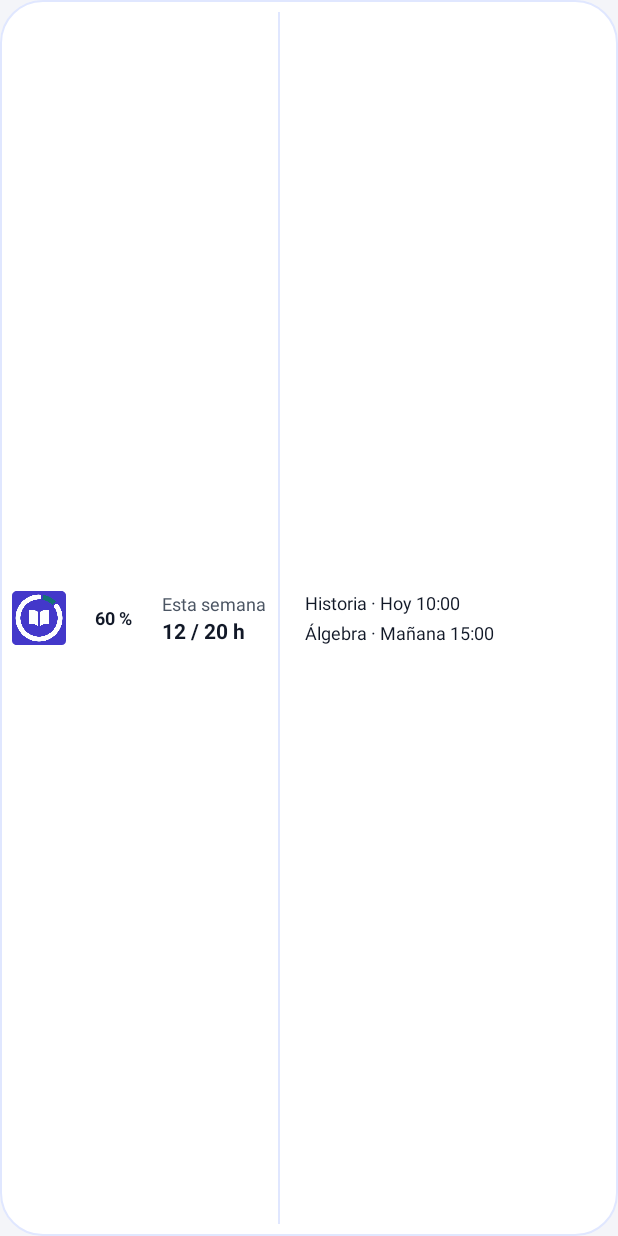
After one commit to jhoel0521/studyplan, an Android app: the layout widget_progreso_1x4.xml on its own in the app's theme, with its tools: preview values and no code run, on a phone screen of 412 x 824 dp. The commit adds this screen. Run offline under Robolectric (Android 15) with nearby library versions, the phone set to English and light mode, and no system bars.

Commit message:
feat(HU-05): widget de progreso semanal 1x4
Proveedor del widget (logo, meta semanal y 2 próximas materias), anillo dibujado en Bitmap, observador de Room que lo refresca y receptor en el manifiesto. Tocarlo abre Inicio. RNF-19.

```diff
--- a/app/src/main/java/io/github/jhoel0521/studyplan/adapter/in/ui/StudyPlanApplication.java
+++ b/app/src/main/java/io/github/jhoel0521/studyplan/adapter/in/ui/StudyPlanApplication.java
@@ -128,6 +128,8 @@ import io.github.jhoel0521.studyplan.application.service.configuracion.SesionBlo
 import io.github.jhoel0521.studyplan.application.service.sesiones.VencerSesionesPendientesService;
 import io.github.jhoel0521.studyplan.domain.entity.Ajustes;
 import io.github.jhoel0521.studyplan.adapter.in.ui.calendario.PreferenciaVistaCalendario;
+import io.github.jhoel0521.studyplan.adapter.in.ui.configuracion.ObservadorProgresoWidget;
+import io.github.jhoel0521.studyplan.adapter.in.ui.configuracion.WidgetProgresoProvider;
 import io.github.jhoel0521.studyplan.adapter.in.ui.comun.AplicadorApariencia;
 import io.github.jhoel0521.studyplan.adapter.in.ui.comun.ContadorActividades;
 import io.github.jhoel0521.studyplan.adapter.in.ui.tecnicas.NotificadorSesion;
@@ -221,6 +223,8 @@ public class StudyPlanApplication extends Application {
     private void componer() {
         ejecutor = Executors.newSingleThreadExecutor();
         StudyPlanDatabase base = StudyPlanDatabase.abrir(this);
+        base.getInvalidationTracker().addObserver(
+                new ObservadorProgresoWidget(ejecutor, () -> WidgetProgresoProvider.refrescarTodos(this)));
         PerfilRepositoryRoom perfiles = new PerfilRepositoryRoom(base.perfilDao());
         AjustesRepositoryRoom ajustes = new AjustesRepositoryRoom(base.ajustesDao());
         AlmacenDatosRoom almacen = new AlmacenDatosRoom(base);
--- /dev/null
+++ b/app/src/main/res/drawable/fondo_widget_progreso.xml
@@ -0,0 +1,7 @@
+<?xml version="1.0" encoding="utf-8"?>
+<!-- Fondo redondeado del widget de progreso; el color sigue el tema claro u oscuro (HU-05). -->
+<shape xmlns:android="http://schemas.android.com/apk/res/android" android:shape="rectangle">
+    <corners android:radius="28dp" />
+    <solid android:color="@color/sp_surface" />
+    <stroke android:width="1dp" android:color="@color/sp_border_subtle" />
+</shape>
--- /dev/null
+++ b/app/src/main/res/layout/widget_progreso_1x4.xml
@@ -0,0 +1,149 @@
+<?xml version="1.0" encoding="utf-8"?>
+<!-- Widget de progreso semanal 1x4: logo, meta semanal y próximas materias (HU-05, RNF-19).
+     Solo vistas que admite RemoteViews. -->
+<LinearLayout xmlns:android="http://schemas.android.com/apk/res/android"
+    xmlns:tools="http://schemas.android.com/tools"
+    android:id="@+id/widget_raiz"
+    android:layout_width="match_parent"
+    android:layout_height="match_parent"
+    android:background="@drawable/fondo_widget_progreso"
+    android:baselineAligned="false"
+    android:gravity="center_vertical"
+    android:orientation="horizontal"
+    android:padding="8dp">
+
+    <ImageView
+        android:layout_width="36dp"
+        android:layout_height="36dp"
+        android:importantForAccessibility="no"
+        android:src="@mipmap/ic_launcher"
+        tools:ignore="ContentDescription" />
+
+    <FrameLayout
+        android:layout_width="48dp"
+        android:layout_height="48dp"
+        android:layout_marginStart="8dp">
+
+        <ImageView
+            android:id="@+id/widget_anillo"
+            android:layout_width="match_parent"
+            android:layout_height="match_parent"
+            android:importantForAccessibility="no"
+            tools:ignore="ContentDescription" />
+
+        <TextView
+            android:id="@+id/widget_porcentaje"
+            android:layout_width="wrap_content"
+            android:layout_height="wrap_content"
+            android:layout_gravity="center"
+            android:textColor="@color/sp_text"
+            android:textSize="12sp"
+            android:textStyle="bold"
+            tools:text="60 %" />
+    </FrameLayout>
+
+    <LinearLayout
+        android:layout_width="wrap_content"
+        android:layout_height="wrap_content"
+        android:layout_marginStart="8dp"
+        android:orientation="vertical">
+
+        <TextView
+            android:id="@+id/widget_titulo"
+            android:layout_width="wrap_content"
+            android:layout_height="wrap_content"
+            android:maxLines="1"
+            android:text="@string/widget_titulo_semana"
+            android:textColor="@color/sp_text_muted"
+            android:textSize="12sp" />
+
+        <TextView
+            android:id="@+id/widget_horas"
+            android:layout_width="wrap_content"
+            android:layout_height="wrap_content"
+            android:maxLines="2"
+            android:maxWidth="90dp"
+            android:textColor="@color/sp_text"
+            android:textSize="14sp"
+            android:textStyle="bold"
+            tools:text="12 / 20 h" />
+    </LinearLayout>
+
+    <TextView
+        android:layout_width="1dp"
+        android:layout_height="match_parent"
+        android:layout_marginStart="8dp"
+        android:layout_marginEnd="8dp"
+        android:background="@color/sp_border_subtle" />
+
+    <LinearLayout
+        android:layout_width="0dp"
+        android:layout_height="wrap_content"
+        android:layout_weight="1"
+        android:orientation="vertical">
+
+        <LinearLayout
+            android:id="@+id/widget_fila_proxima1"
+            android:layout_width="match_parent"
+            android:layout_height="wrap_content"
+            android:baselineAligned="false"
+            android:gravity="center_vertical"
+            android:orientation="horizontal">
+
+            <TextView
+                android:id="@+id/widget_barra_materia1"
+                android:layout_width="3dp"
+                android:layout_height="14dp" />
+
+            <TextView
+                android:id="@+id/widget_proxima1"
+                android:layout_width="0dp"
+                android:layout_height="wrap_content"
+                android:layout_marginStart="5dp"
+                android:layout_weight="1"
+                android:ellipsize="end"
+                android:maxLines="1"
+                android:textColor="@color/sp_text"
+                android:textSize="12sp"
+                tools:text="Historia · Hoy 10:00" />
+        </LinearLayout>
+
+        <LinearLayout
+            android:id="@+id/widget_fila_proxima2"
+            android:layout_width="match_parent"
+            android:layout_height="wrap_content"
+            android:layout_marginTop="3dp"
+            android:baselineAligned="false"
+            android:gravity="center_vertical"
+            android:orientation="horizontal">
+
+            <TextView
+                android:id="@+id/widget_barra_materia2"
+                android:layout_width="3dp"
+                android:layout_height="14dp" />
+
+            <TextView
+                android:id="@+id/widget_proxima2"
+                android:layout_width="0dp"
+                android:layout_height="wrap_content"
+                android:layout_marginStart="5dp"
+                android:layout_weight="1"
+                android:ellipsize="end"
+                android:maxLines="1"
+                android:textColor="@color/sp_text"
+                android:textSize="12sp"
+                tools:text="Álgebra · Mañana 15:00" />
+        </LinearLayout>
+
+        <TextView
+            android:id="@+id/widget_mensaje"
+            android:layout_width="match_parent"
+            android:layout_height="wrap_content"
+            android:ellipsize="end"
+            android:maxLines="2"
+            android:textColor="@color/sp_text_muted"
+            android:textSize="12sp"
+            android:visibility="gone"
+            tools:text="Sin sesiones próximas" />
+    </LinearLayout>
+</LinearLayout>
```
Also changed, not shown: app/src/main/AndroidManifest.xml (+12 -0 lines), app/src/main/java/io/github/jhoel0521/studyplan/adapter/in/ui/configuracion/DibujanteAnilloProgreso.java (added, +49 -0 lines), app/src/main/java/io/github/jhoel0521/studyplan/adapter/in/ui/configuracion/ObservadorProgresoWidget.java (added, +41 -0 lines), app/src/main/java/io/github/jhoel0521/studyplan/adapter/in/ui/configuracion/WidgetProgresoProvider.java (added, +175 -0 lines), app/src/main/res/values/strings.xml (+13 -0 lines), app/src/main/res/xml-v31/widget_progreso_info.xml (added, +15 -0 lines), app/src/main/res/xml/widget_progreso_info.xml (added, +13 -0 lines), 1 other file.
